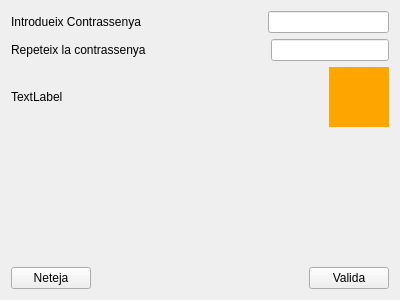
First picture: the form in entregable/Exercici 3/Entregable/MyForm.ui, repository alexcatmu/IDI-Fib, before the edit.
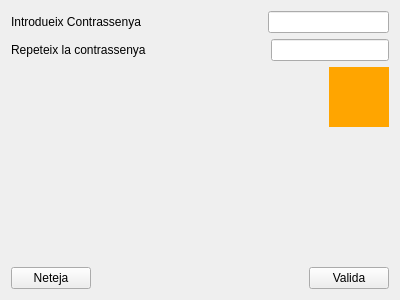
Second picture: the form after the edit. Custom widgets are drawn as their Qt base class.

Patch:
```diff
--- a/entregable/Exercici 3/Entregable/MyForm.ui
+++ b/entregable/Exercici 3/Entregable/MyForm.ui
@@ -73,7 +73,7 @@
      <item>
       <widget class="QLabel" name="label_4">
        <property name="text">
-        <string>TextLabel</string>
+        <string/>
        </property>
       </widget>
      </item>
```
Left out of the diff: 38 changed lines with no effect on the pictures.
